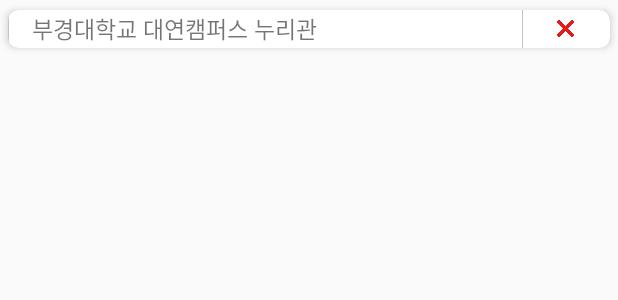
After one commit to Jaeyeon2/Get-intermediate-location-app, an Android app: the layout inserted_marker_list_item.xml on its own in the app's theme, with its tools: preview values and no code run, on a phone screen of 412 x 824 dp. The commit adds this screen. Shown: the top 300 px of the screen. Run offline under Robolectric (Android 15) with nearby library versions, the phone set to English and light mode, and no system bars.

Commit message:
marker list

```diff
--- a/app/src/main/java/com/example/findintermediateapp/LocationResultAdapter.java
+++ b/app/src/main/java/com/example/findintermediateapp/LocationResultAdapter.java
@@ -75,6 +75,7 @@
                         mainIntent.putExtra("user_location", "true");
                         mainIntent.putExtra("location_mapx", item.getResultMapx());
                         mainIntent.putExtra("location_mapy", item.getResultMapy());
+                        mainIntent.putExtra("location_name", item.getResultName());
 
 
 
--- a/app/src/main/java/com/example/findintermediateapp/SearchActivity.java
+++ b/app/src/main/java/com/example/findintermediateapp/SearchActivity.java
@@ -111,7 +111,6 @@
 
         // 네트워크 연결은 Thread 생성 필요
         new Thread() {
-
             @Override
             public void run() {
                 try {
--- /dev/null
+++ b/app/src/main/res/layout/inserted_marker_list_item.xml
@@ -0,0 +1,67 @@
+<?xml version="1.0" encoding="utf-8"?>
+<RelativeLayout xmlns:android="http://schemas.android.com/apk/res/android"
+    android:layout_width="match_parent"
+    android:layout_height="wrap_content"
+    android:clipChildren="false"
+    android:clipToPadding="false"
+    xmlns:card="http://schemas.android.com/tools"
+    xmlns:app="http://schemas.android.com/apk/res-auto">
+
+    <android.support.v7.widget.CardView
+        android:id="@+id/cardview"
+        app:cardElevation="3dp"
+        app:cardCornerRadius="7dp"
+        android:outlineAmbientShadowColor="#f3f3f3"
+        app:cardUseCompatPadding="true"
+        android:layout_width="match_parent"
+        android:layout_height="wrap_content"
+        android:layout_margin="0dp">
+            <LinearLayout
+               android:layout_width="match_parent"
+               android:layout_height="25dp"
+               android:weightSum="9"
+               android:orientation="horizontal">
+
+
+    <View
+        android:layout_width="0.3dp"
+        android:layout_height="match_parent"
+        android:background="#c3c3c3"/>
+
+    <LinearLayout
+        android:layout_width="0dp"
+        android:layout_height="match_parent"
+        android:layout_weight="7.7">
+
+        <TextView
+            android:id="@+id/marker_location"
+            android:layout_marginLeft="15dp"
+            android:layout_width="wrap_content"
+            android:layout_height="match_parent"
+            android:text="부경대학교 대연캠퍼스 누리관"
+            android:gravity="center"
+            android:textSize="15sp"/>
+
+    </LinearLayout>
+
+    <View
+        android:layout_width="0.3dp"
+        android:layout_height="match_parent"
+        android:background="#c3c3c3"/>
+
+    <LinearLayout
+        android:layout_width="0dp"
+        android:layout_height="match_parent"
+        android:layout_weight="1.3"
+        android:gravity="center">
+
+        <ImageView
+            android:id="@+id/marker_delete"
+            android:layout_width="11dp"
+            android:layout_height="11dp"
+            android:src="@drawable/close_cross"
+            />
+    </LinearLayout>
+        </LinearLayout>
+    </android.support.v7.widget.CardView>
+</RelativeLayout>
```
Also changed, not shown: app/src/main/java/com/example/findintermediateapp/MainActivity.java (+60 -6 lines), app/src/main/java/com/example/findintermediateapp/MarkerListAdapter.java (added, +88 -0 lines), app/src/main/java/com/example/findintermediateapp/MarkerListItem.java (added, +28 -0 lines), app/src/main/res/layout/activity_main.xml (+24 -4 lines), app/src/main/res/drawable/close_cross.png (added).
